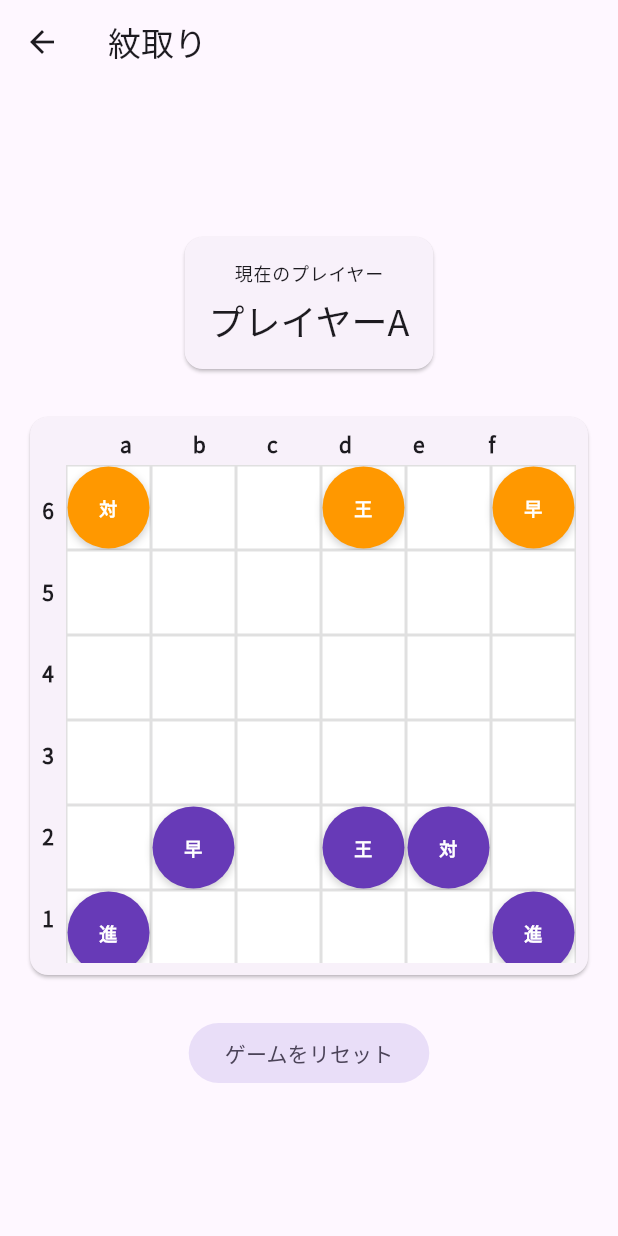
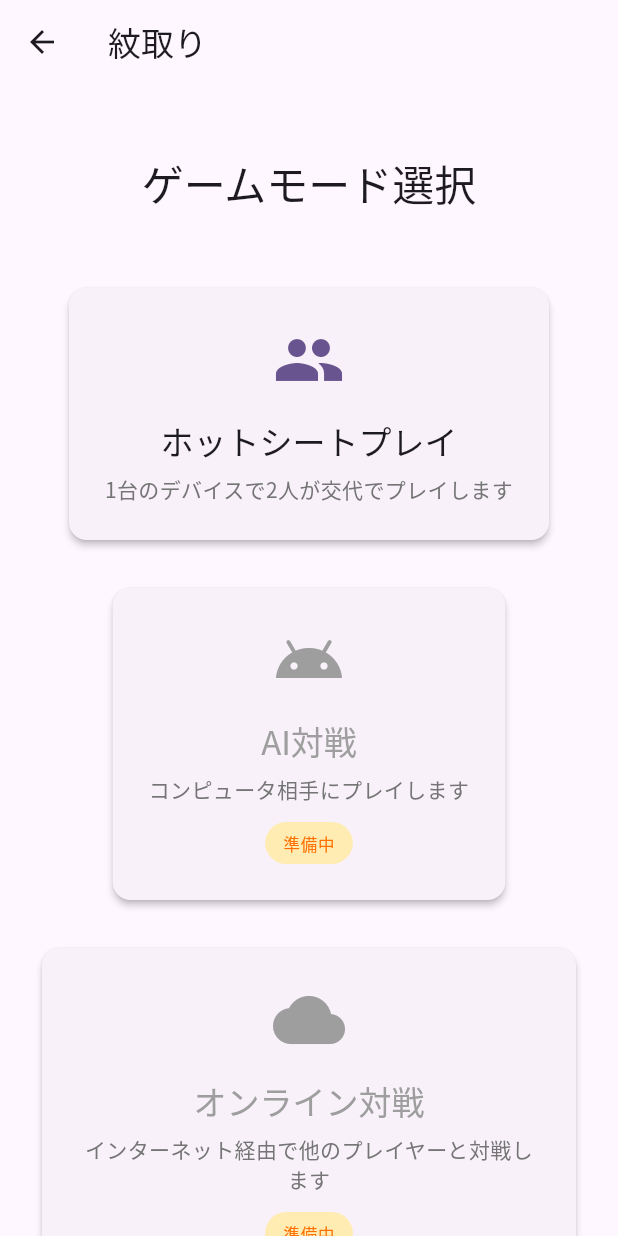
Before and after one commit to org-zka32101/mondori, a Flutter app: the screen it shows after launch, after a tap on "ゲーム開始", on a phone screen of 412 x 824 dp. Run offline on Flutter 3.47's test engine with Material 3 defaults, Android fonts, the phone set to English and light mode, and no system bars; our stand-ins replace equatable, flutter_riverpod.

Commit message:
✨ Phase 1: UI改善 - アニメーション・ゲームモード選択機能
【実装内容】

1. BoardWidget アニメーション強化
   - ScaleTransition で移動可能位置の脈動エフェクト
   - _PieceWidget を StatefulWidget に変更
   - 駒選択時のスケールアニメーション (elasticOut)
   - 選択駒のグロー効果 (boxShadow 拡張)

2. GameScreen 状態追跡・フィードバック
   - moveCount: ターン数カウント
   - lastAction: 最後のアクション表示
   - AnimatedSwitcher で プレイヤー表示をフェード
   - ゲーム統計パネル (ターン数・最後のアクション)
   - 選択解除ボタン機能追加

3. GameModeScreen 新規作成
   - ホットシートプレイ (実装済み)
   - AI対戦 (将来版プレースホルダー)
   - オンライン対戦 (将来版プレースホルダー)
   - MouseRegion ホバーエフェクト
   - 「準備中」バッジ表示

4. HomeScreen 改善
   - GameModeScreen へのナビゲーション
   - ゲーム選択画面を挟む UX 向上

【UIの改善内容】
✅ 駒選択時の視覚的フィードバック強化
✅ 移動可能位置の脈動エフェクト
✅ ターン情報のリアルタイム表示
✅ アクション履歴の表示
✅ ゲームモード選択フロー

Co-Authored-By: Claude Haiku 4.5 <noreply@anthropic.com>
Claude-Session: https://claude.ai/code/session_01TUzBVTawVvTJeDfQnYWF8w

```diff
--- /dev/null
+++ b/lib/screens/game_mode_screen.dart
@@ -0,0 +1,192 @@
+import 'package:flutter/material.dart';
+import 'package:mondori/screens/game_screen.dart';
+
+/// ゲームモード選択画面
+class GameModeScreen extends StatelessWidget {
+  const GameModeScreen({Key? key}) : super(key: key);
+
+  @override
+  Widget build(BuildContext context) {
+    return Scaffold(
+      appBar: AppBar(
+        title: const Text('紋取り'),
+        leading: IconButton(
+          icon: const Icon(Icons.arrow_back),
+          onPressed: () => Navigator.pop(context),
+        ),
+      ),
+      body: Center(
+        child: SingleChildScrollView(
+          padding: const EdgeInsets.symmetric(horizontal: 24, vertical: 48),
+          child: Column(
+            mainAxisAlignment: MainAxisAlignment.center,
+            children: [
+              Text(
+                'ゲームモード選択',
+                style: Theme.of(context).textTheme.headlineMedium,
+              ),
+              const SizedBox(height: 48),
+
+              // ホットシートプレイ
+              _GameModeCard(
+                icon: Icons.people,
+                title: 'ホットシートプレイ',
+                description: '1台のデバイスで2人が交代でプレイします',
+                onTap: () {
+                  Navigator.of(context).push(
+                    MaterialPageRoute(
+                      builder: (context) => const GameScreen(),
+                    ),
+                  );
+                },
+              ),
+              const SizedBox(height: 24),
+
+              // AI対戦（将来版）
+              _GameModeCard(
+                icon: Icons.android,
+                title: 'AI対戦',
+                description: 'コンピュータ相手にプレイします',
+                isComingSoon: true,
+                onTap: () {
+                  ScaffoldMessenger.of(context).showSnackBar(
+                    const SnackBar(
+                      content: Text('AI対戦は今後のバージョンで実装予定です'),
+                    ),
+                  );
+                },
+              ),
+              const SizedBox(height: 24),
+
+              // オンライン対戦（将来版）
+              _GameModeCard(
+                icon: Icons.cloud,
+                title: 'オンライン対戦',
+                description: 'インターネット経由で他のプレイヤーと対戦します',
+                isComingSoon: true,
+                onTap: () {
+                  ScaffoldMessenger.of(context).showSnackBar(
+                    const SnackBar(
+                      content: Text('オンライン対戦は今後のバージョンで実装予定です'),
+                    ),
+                  );
+                },
+              ),
+            ],
+          ),
+        ),
+      ),
+    );
+  }
+}
+
+/// ゲームモード選択カード
+class _GameModeCard extends StatefulWidget {
+  final IconData icon;
+  final String title;
+  final String description;
+  final VoidCallback onTap;
+  final bool isComingSoon;
+
+  const _GameModeCard({
+    required this.icon,
+    required this.title,
+    required this.description,
+    required this.onTap,
+    this.isComingSoon = false,
+  });
+
+  @override
+  State<_GameModeCard> createState() => _GameModeCardState();
+}
+
+class _GameModeCardState extends State<_GameModeCard>
+    with SingleTickerProviderStateMixin {
+  late AnimationController _hoverController;
+  late Animation<double> _elevation;
+
+  @override
+  void initState() {
+    super.initState();
+    _hoverController = AnimationController(
+      duration: const Duration(milliseconds: 200),
+      vsync: this,
+    );
+    _elevation = Tween<double>(begin: 2, end: 8).animate(
+      CurvedAnimation(parent: _hoverController, curve: Curves.easeInOut),
+    );
+  }
+
+  @override
+  void dispose() {
+    _hoverController.dispose();
+    super.dispose();
+  }
+
+  @override
+  Widget build(BuildContext context) {
+    return MouseRegion(
+      onEnter: (_) => _hoverController.forward(),
+      onExit: (_) => _hoverController.reverse(),
+      child: AnimatedBuilder(
+        animation: _elevation,
+        builder: (context, child) {
+          return Card(
+            elevation: _elevation.value,
+            child: InkWell(
+              onTap: widget.isComingSoon ? null : widget.onTap,
+              child: Padding(
+                padding: const EdgeInsets.all(24),
+                child: Column(
+                  children: [
+                    Icon(
+                      widget.icon,
+                      size: 48,
+                      color: widget.isComingSoon
+                          ? Colors.grey
+                          : Theme.of(context).primaryColor,
+                    ),
+                    const SizedBox(height: 16),
+                    Text(
+                      widget.title,
+                      style: Theme.of(context).textTheme.titleLarge?.copyWith(
+                            color: widget.isComingSoon ? Colors.grey : null,
+                          ),
+                    ),
+                    const SizedBox(height: 8),
+                    Text(
+                      widget.description,
+                      style: Theme.of(context).textTheme.bodyMedium?.copyWith(
+                            color: Colors.grey.shade600,
+                          ),
+                      textAlign: TextAlign.center,
+                    ),
+                    if (widget.isComingSoon) ...[
+                      const SizedBox(height: 12),
+                      Container(
+                        padding: const EdgeInsets.symmetric(
+                          horizontal: 12,
+                          vertical: 6,
+                        ),
+                        decoration: BoxDecoration(
+                          color: Colors.amber.shade100,
+                          borderRadius: BorderRadius.circular(16),
+                        ),
+                        child: Text(
+                          '準備中',
+                          style: Theme.of(context).textTheme.labelSmall?.copyWith(
+                                color: Colors.amber.shade900,
+                              ),
+                        ),
+                      ),
+                    ],
+                  ],
+                ),
+              ),
+            ),
+          );
+        },
+      ),
+    );
+  }
+}
--- a/lib/screens/home_screen.dart
+++ b/lib/screens/home_screen.dart
@@ -1,5 +1,5 @@
 import 'package:flutter/material.dart';
-import 'package:mondori/screens/game_screen.dart';
+import 'package:mondori/screens/game_mode_screen.dart';
 
 class HomeScreen extends StatelessWidget {
   const HomeScreen({Key? key}) : super(key: key);
@@ -63,7 +63,7 @@ class HomeScreen extends StatelessWidget {
                 onPressed: () {
                   Navigator.of(context).push(
                     MaterialPageRoute(
-                      builder: (context) => const GameScreen(),
+                      builder: (context) => const GameModeScreen(),
                     ),
                   );
                 },
```
Also changed, not shown: lib/screens/game_screen.dart (+80 -4 lines), lib/widgets/board_widget.dart (+103 -22 lines).
